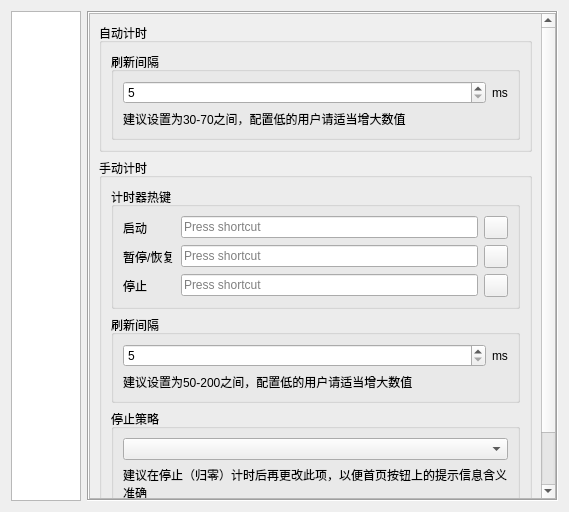
The window that EliteSpeedrunTool/SettingDialog.ui (GTA5Oracle/EliteSpeedrunTool) describes before a commit, drawn with Qt 5.
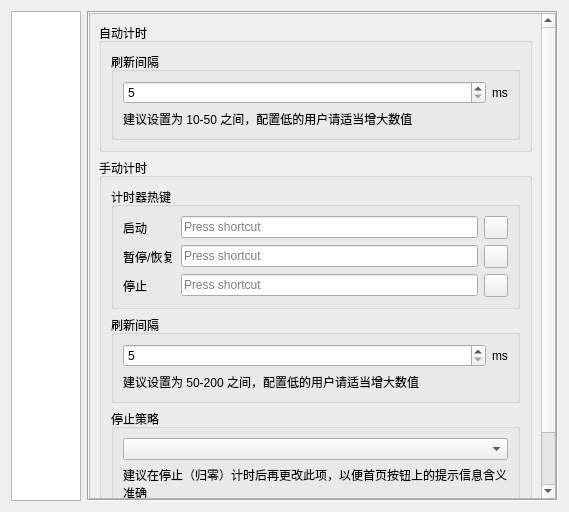
The same window after the commit. The open tabs and pages were chosen to show the change. Icons and pictures are not drawn.

Patch:
```diff
--- a/EliteSpeedrunTool/SettingDialog.ui
+++ b/EliteSpeedrunTool/SettingDialog.ui
@@ -1097,8 +1097,8 @@
            <rect>
             <x>0</x>
             <y>0</y>
-            <width>178</width>
-            <height>685</height>
+            <width>455</width>
+            <height>550</height>
            </rect>
           </property>
           <layout class="QVBoxLayout" name="verticalLayout_18">
@@ -1144,7 +1144,7 @@
                  <item>
                   <widget class="QLabel" name="label_39">
                    <property name="text">
-                    <string>建议设置为30-70之间，配置低的用户请适当增大数值</string>
+                    <string>建议设置为 10-50 之间，配置低的用户请适当增大数值</string>
                    </property>
                    <property name="wordWrap">
                     <bool>true</bool>
@@ -1262,7 +1262,7 @@
                  <item>
                   <widget class="QLabel" name="label_33">
                    <property name="text">
-                    <string>建议设置为50-200之间，配置低的用户请适当增大数值</string>
+                    <string>建议设置为 50-200 之间，配置低的用户请适当增大数值</string>
                    </property>
                    <property name="wordWrap">
                     <bool>true</bool>
```
Left out of the diff: 26 changed lines with no effect on the pictures.
